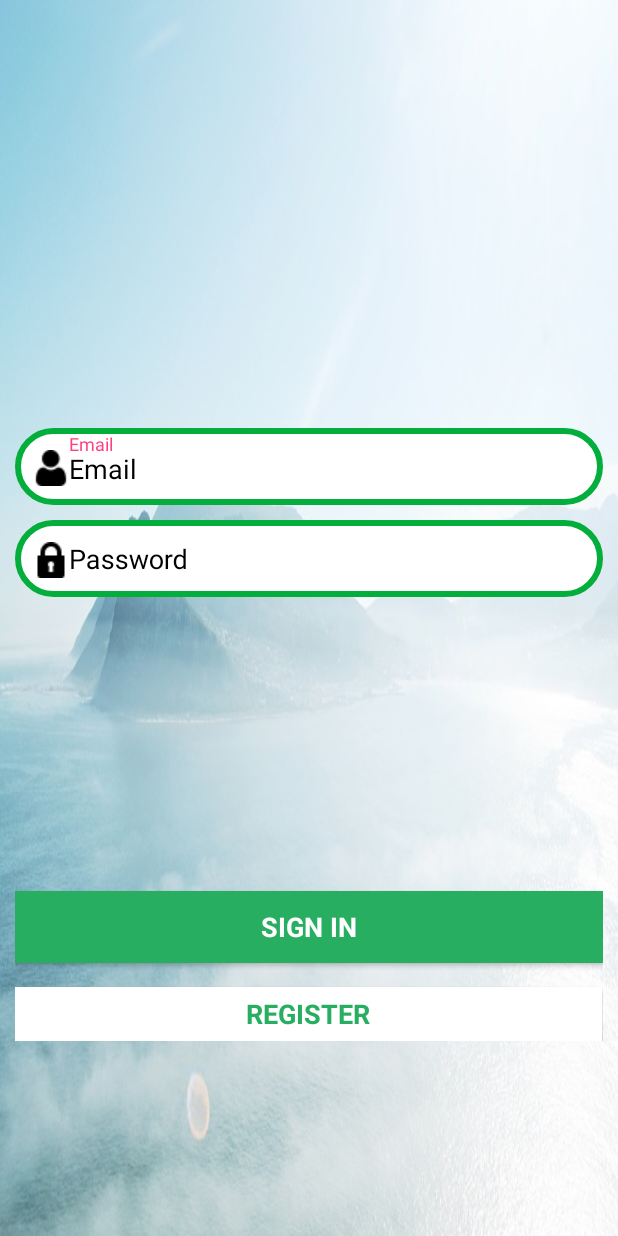
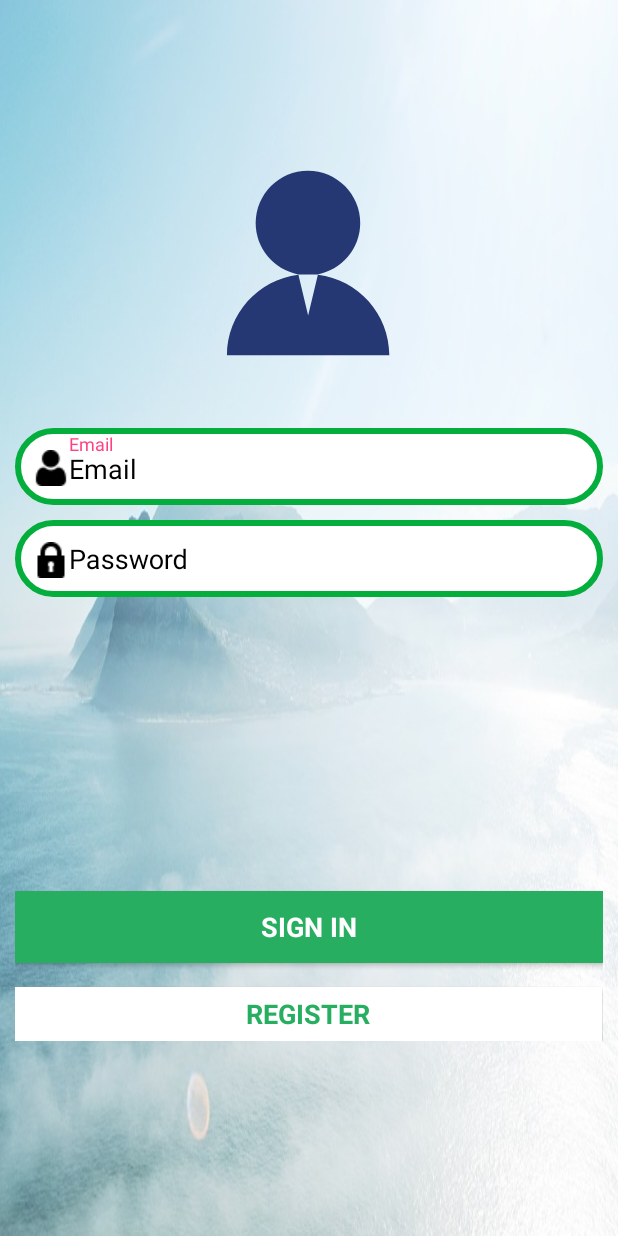
Before and after one commit to zamin60/goco, an Android app: the screen it shows after launch (LoginActivity), on a phone screen of 412 x 824 dp. Run offline under Robolectric (Android 15) with nearby library versions, the phone set to English and light mode, and no system bars; our stand-ins replace Firebase (no records; nobody signed in at launch, a user with empty details on screens opened directly).

Commit message:
added loaoding animation

```diff
--- a/app/src/main/res/layout/activity_login.xml
+++ b/app/src/main/res/layout/activity_login.xml
@@ -15,18 +15,18 @@
     android:paddingBottom="130dp"
     tools:context="com.zash.goco.LoginActivity">
 
-<!--    <com.airbnb.lottie.LottieAnimationView-->
-<!--        android:layout_width="191dp"-->
-<!--        android:layout_height="200dp"-->
-<!--        android:layout_marginHorizontal="100dp"-->
-<!--        android:visibility="visible"-->
-<!--        app:lottie_loop="true"-->
-<!--        app:lottie_speed="1.2"-->
-<!--        app:lottie_autoPlay="true"-->
-<!--        app:lottie_fileName="login-animation.json"-->
-<!--        android:id="@+id/loadding"-->
-<!--        android:layout_marginBottom="10dp"-->
-<!--        />-->
+    <com.airbnb.lottie.LottieAnimationView
+        android:layout_width="191dp"
+        android:layout_height="200dp"
+        android:layout_marginHorizontal="100dp"
+        android:visibility="visible"
+        app:lottie_loop="true"
+        app:lottie_speed="1.2"
+        app:lottie_autoPlay="true"
+        app:lottie_fileName="login-animation.json"
+        android:id="@+id/loadding"
+        android:layout_marginBottom="10dp"
+        />
 
     <com.google.android.material.textfield.TextInputLayout
         android:id="@+id/input_layout"
--- a/app/src/main/res/values/strings.xml
+++ b/app/src/main/res/values/strings.xml
@@ -18,4 +18,5 @@
         completions."
     </string>
     <string name="sample_message">Hello!</string>
+    <string name="loading">Loading...</string>
 </resources>
```
Also changed, not shown: app/src/main/java/com/zash/goco/LoginActivity.java (+5 -2 lines).
